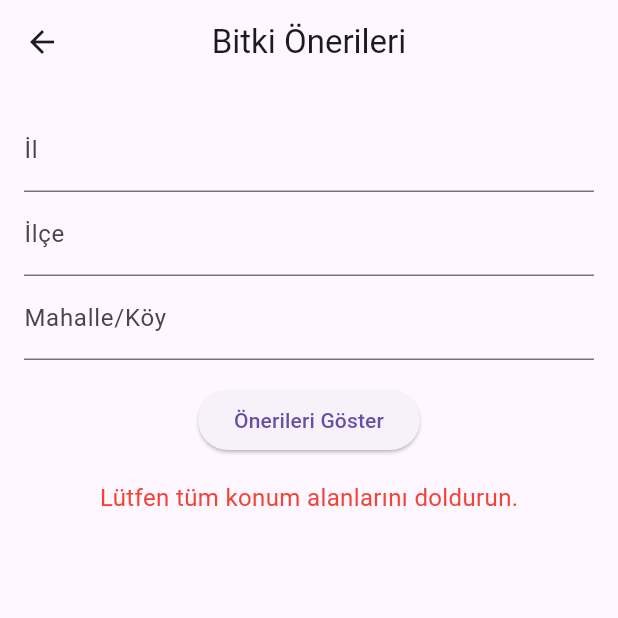
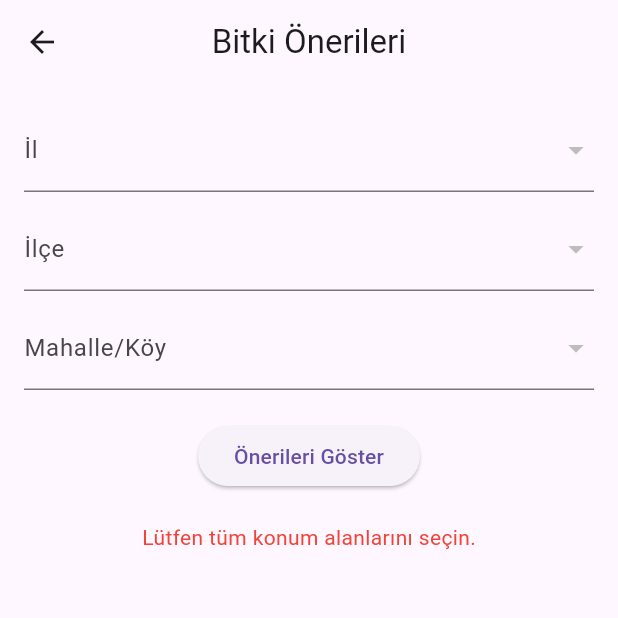
Before and after one commit to fairuza1/Tar-mUygulama, a Flutter app: the OneriSayfasi screen opened directly, after a tap on "Önerileri Göster", on a phone screen of 412 x 824 dp, the top half of it. Run offline on Flutter 3.47's test engine with Material 3 defaults, Android fonts, the phone set to English and light mode, and no system bars; our stand-ins replace google_fonts, image_picker, shared_preferences; accounts and stored records are empty.

Commit message:
öenri düzenleme geldi

```diff
--- a/lib/screens/OneriSayfasi.dart
+++ b/lib/screens/OneriSayfasi.dart
@@ -1,5 +1,6 @@
 import 'dart:convert';
 import 'package:flutter/material.dart';
+import 'package:flutter/services.dart';
 import 'package:http/http.dart' as http;
 
 class OneriSayfasi extends StatefulWidget {
@@ -8,38 +9,94 @@ class OneriSayfasi extends StatefulWidget {
 }
 
 class _OneriSayfasiState extends State<OneriSayfasi> {
-  final TextEditingController _cityController = TextEditingController();
-  final TextEditingController _districtController = TextEditingController();
-  final TextEditingController _villageController = TextEditingController();
+  String? selectedIl;
+  String? selectedIlce;
+  String? selectedKoy;
+
+  List<String> iller = [];
+  List<String> ilceler = [];
+  List<String> koyler = [];
 
   List<OneriModel> _oneriler = [];
   bool _loading = false;
   String? _error;
 
+  @override
+  void initState() {
+    super.initState();
+    _loadIller();
+  }
+
+  Future<void> _loadIller() async {
+    final data = await _loadJsonData('assets/Data/sehirler.json');
+    setState(() {
+      iller = data.map<String>((e) => e['sehir_adi'] as String).toList();
+    });
+  }
+
+  Future<void> _loadIlceler() async {
+    if (selectedIl == null) return;
+    final data = await _loadJsonData('assets/Data/ilceler.json');
+    setState(() {
+      ilceler = data
+          .where((e) => e['sehir_adi'] == selectedIl)
+          .map<String>((e) => e['ilce_adi'] as String)
+          .toList();
+      selectedIlce = null;
+      koyler = [];
+      selectedKoy = null;
+    });
+  }
+
+  Future<void> _loadKoyler() async {
+    if (selectedIlce == null) return;
+
+    final koyFiles = [
+      'assets/Data/mahalleler-1.json',
+      'assets/Data/mahalleler-2.json',
+      'assets/Data/mahalleler-3.json',
+      'assets/Data/mahalleler-4.json',
+    ];
+
+    List<String> tumKoyler = [];
+    for (var file in koyFiles) {
+      final data = await _loadJsonData(file);
+      tumKoyler.addAll(data
+          .where((e) => e['sehir_adi'] == selectedIl && e['ilce_adi'] == selectedIlce)
+          .map<String>((e) => e['mahalle_adi'] as String)
+          .toList());
+    }
+
+    setState(() {
+      koyler = tumKoyler;
+      selectedKoy = null;
+    });
+  }
+
+  Future<List<dynamic>> _loadJsonData(String path) async {
+    final jsonString = await rootBundle.loadString(path);
+    return json.decode(jsonString) as List<dynamic>;
+  }
+
   Future<void> fetchOneriler() async {
-    setState(() {
-      _loading = true;
-      _error = null;
-    });
-
-    final city = _cityController.text.trim();
-    final district = _districtController.text.trim();
-    final village = _villageController.text.trim();
-
-    if (city.isEmpty || district.isEmpty || village.isEmpty) {
+    if (selectedIl == null || selectedIlce == null || selectedKoy == null) {
       setState(() {
-        _loading = false;
-        _error = "Lütfen tüm konum alanlarını doldurun.";
+        _error = "Lütfen tüm konum alanlarını seçin.";
       });
       return;
     }
 
+    setState(() {
+      _loading = true;
+      _error = null;
+      _oneriler = [];
+    });
+
     final uri = Uri.parse(
-        'http://10.0.2.2:8080/api/ratings/recommendations?city=$city&district=$district&village=$village');
+        'http://10.0.2.2:8080/api/ratings/recommendations?city=$selectedIl&district=$selectedIlce&village=$selectedKoy');
 
     try {
       final response = await http.get(uri);
-
       if (response.statusCode == 200) {
         final List<dynamic> jsonData = jsonDecode(response.body);
         setState(() {
@@ -61,42 +118,78 @@ class _OneriSayfasiState extends State<OneriSayfasi> {
     }
   }
 
+  Widget _buildDropdown({
+    required String label,
+    required List<String> items,
+    required String? selectedValue,
+    required Function(String?) onChanged,
+  }) {
+    return DropdownButtonFormField<String>(
+      decoration: InputDecoration(labelText: label),
+      value: selectedValue,
+      items: items.map((e) => DropdownMenuItem(value: e, child: Text(e))).toList(),
+      onChanged: onChanged,
+    );
+  }
+
   @override
   Widget build(BuildContext context) {
     return Scaffold(
-      appBar: AppBar(
-        title: Text("Bitki Önerileri"),
-        centerTitle: true,
-      ),
+      appBar: AppBar(title: Text("Bitki Önerileri"), centerTitle: true),
       body: Padding(
-        padding: const EdgeInsets.all(16.0),
+        padding: const EdgeInsets.all(16),
         child: Column(
           children: [
-            TextField(
-              controller: _cityController,
-              decoration: InputDecoration(labelText: 'İl'),
+            _buildDropdown(
+              label: 'İl',
+              items: iller,
+              selectedValue: selectedIl,
+              onChanged: (val) {
+                setState(() {
+                  selectedIl = val;
+                  selectedIlce = null;
+                  selectedKoy = null;
+                  ilceler = [];
+                  koyler = [];
+                });
+                _loadIlceler();
+              },
             ),
-            TextField(
-              controller: _districtController,
-              decoration: InputDecoration(labelText: 'İlçe'),
+            const SizedBox(height: 10),
+            _buildDropdown(
+              label: 'İlçe',
+              items: ilceler,
+              selectedValue: selectedIlce,
+              onChanged: (val) {
+                setState(() {
+                  selectedIlce = val;
+                  selectedKoy = null;
+                  koyler = [];
+                });
+                _loadKoyler();
+              },
             ),
-            TextField(
-              controller: _villageController,
-              decoration: InputDecoration(labelText: 'Mahalle/Köy'),
+            const SizedBox(height: 10),
+            _buildDropdown(
+              label: 'Mahalle/Köy',
+              items: koyler,
+              selectedValue: selectedKoy,
+              onChanged: (val) {
+                setState(() {
+                  selectedKoy = val;
+                });
+              },
             ),
-            const SizedBox(height: 16),
+            const SizedBox(height: 20),
             ElevatedButton(
               onPressed: fetchOneriler,
-              child: Text("Önerileri Göster"),
+              child: _loading
+                  ? CircularProgressIndicator(color: Colors.white)
+                  : Text("Önerileri Göster"),
             ),
-            const SizedBox(height: 16),
-            _loading
-                ? CircularProgressIndicator()
-                : _error != null
-                ? Text(
-              _error!,
-              style: TextStyle(color: Colors.red, fontSize: 16),
-            )
+            const SizedBox(height: 20),
+            _error != null
+                ? Text(_error!, style: TextStyle(color: Colors.red))
                 : _oneriler.isEmpty
                 ? Text("Henüz veri yok.")
                 : Expanded(
@@ -105,21 +198,16 @@ class _OneriSayfasiState extends State<OneriSayfasi> {
                 itemBuilder: (context, index) {
                   final oneri = _oneriler[index];
                   return Card(
+                    margin: EdgeInsets.symmetric(vertical: 8),
                     shape: RoundedRectangleBorder(
-                      borderRadius: BorderRadius.circular(12),
-                    ),
-                    margin:
-                    const EdgeInsets.symmetric(vertical: 8),
+                        borderRadius: BorderRadius.circular(12)),
                     elevation: 4,
                     child: ListTile(
-                      title: Text(
-                        oneri.plantName,
-                        style: TextStyle(
-                            fontWeight: FontWeight.bold),
-                      ),
+                      title: Text(oneri.plantName,
+                          style:
+                          TextStyle(fontWeight: FontWeight.bold)),
                       subtitle: Text(
-                        "Ortalama Puan: ${oneri.totalScore.toStringAsFixed(2)}",
-                      ),
+                          "Ortalama Puan: ${oneri.totalScore.toStringAsFixed(2)}"),
                     ),
                   );
                 },
```
